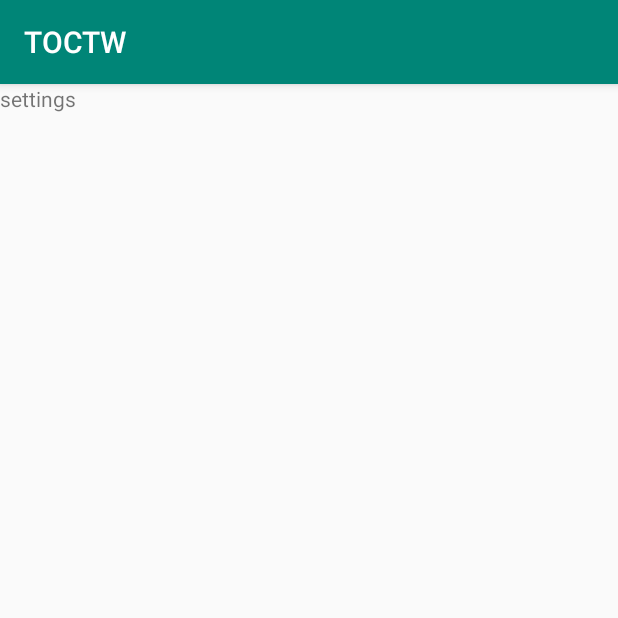
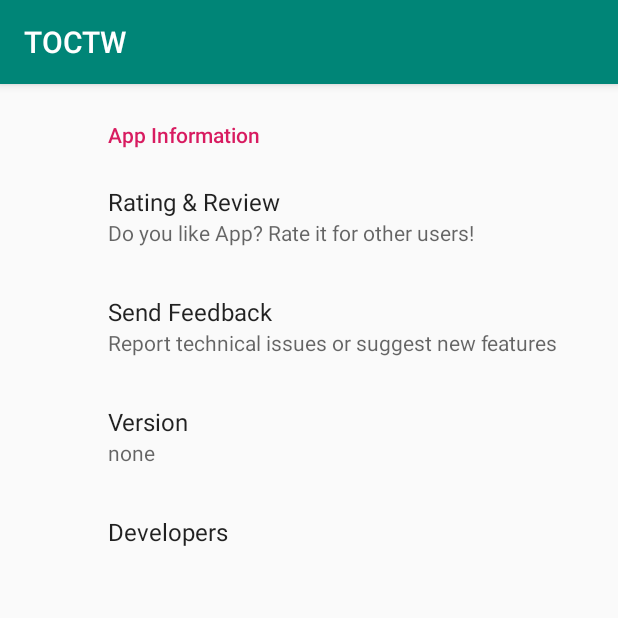
Before and after one commit to goldforestdev/HPPK-TOCTW, an Android app: the SettingsFragment screen opened through its navigation route, on a phone screen of 412 x 824 dp, the top half of it. Run offline under Robolectric (Android 15) with nearby library versions, the phone set to English and light mode, and no system bars; our stand-ins replace androidx.preference, navigation-ui.

Commit message:
Settings 추가

```diff
--- a/app/src/main/java/com/hppk/toctw/ui/settings/SettingsFragment.kt
+++ b/app/src/main/java/com/hppk/toctw/ui/settings/SettingsFragment.kt
@@ -1,25 +1,89 @@
 package com.hppk.toctw.ui.settings
 
 
+import android.content.Intent
+import android.net.Uri
 import android.os.Bundle
-import androidx.fragment.app.Fragment
-import android.view.LayoutInflater
-import android.view.View
-import android.view.ViewGroup
+import androidx.core.app.ShareCompat
+import androidx.navigation.fragment.findNavController
+import androidx.preference.Preference
+import androidx.preference.PreferenceFragmentCompat
 import com.hppk.toctw.R
 
-/**
- * A simple [Fragment] subclass.
- */
-class SettingsFragment : Fragment() {
+class SettingsFragment : PreferenceFragmentCompat(), Preference.OnPreferenceClickListener {
 
-    override fun onCreateView(
-        inflater: LayoutInflater, container: ViewGroup?,
-        savedInstanceState: Bundle?
-    ): View? {
-        // Inflate the layout for this fragment
-        return inflater.inflate(R.layout.fragment_settings, container, false)
+    private val prefRateReview: Preference by lazy {
+        findPreference<Preference>(getString(R.string.key_rating_review)) as Preference
+    }
+    private val prefFeedback: Preference by lazy {
+        findPreference<Preference>(getString(R.string.key_feedback)) as Preference
+    }
+    private val prefVersion: Preference by lazy {
+        findPreference<Preference>(getString(R.string.key_version)) as Preference
+    }
+    private val prefDevelopers: Preference by lazy {
+        findPreference<Preference>(getString(R.string.key_developers)) as Preference
     }
 
+    private val appVersion: String by lazy {
+        context?.applicationContext?.packageManager?.getPackageInfo(
+            context?.applicationContext?.packageName,
+            0
+        )?.versionName ?: "none"
+    }
+
+    override fun onCreatePreferences(savedInstanceState: Bundle?, rootKey: String?) {
+        setPreferencesFromResource(R.xml.preferences, rootKey)
+
+        prefRateReview.onPreferenceClickListener = this
+        prefFeedback.onPreferenceClickListener = this
+        prefDevelopers.onPreferenceClickListener = this
+        prefVersion.summary = appVersion
+    }
+
+    override fun onPreferenceClick(preference: Preference?) = when (preference?.key) {
+        getString(R.string.key_rating_review) -> goPlayStore()
+        getString(R.string.key_feedback) -> sendFeedback()
+        getString(R.string.key_developers) -> showDevelopers()
+        else -> false
+    }
+
+    private fun sendFeedback(): Boolean {
+        val emailIntent = ShareCompat.IntentBuilder.from(activity)
+            .setType("plain/text")
+            .setEmailTo(listOf(getString(R.string.email)).toTypedArray())
+            .setSubject(
+                getString(
+                    R.string.send_feedback_email_subject,
+                    getString(R.string.app_name),
+                    appVersion
+                )
+            )
+            .setText(getString(R.string.send_feedback_email_details))
+            .intent
+
+        startActivity(emailIntent)
+        return true
+    }
+
+    private fun goPlayStore(): Boolean {
+        val pkgName = context?.packageName
+        try {
+            startActivity(Intent(Intent.ACTION_VIEW, Uri.parse("market://details?id=$pkgName")))
+        } catch (t: android.content.ActivityNotFoundException) {
+            startActivity(
+                Intent(
+                    Intent.ACTION_VIEW,
+                    Uri.parse("https://play.google.com/store/apps/details?id=$pkgName")
+                )
+            )
+        }
+        return true
+    }
+
+    private fun showDevelopers(): Boolean {
+        findNavController().navigate(SettingsFragmentDirections.actionSettingsFragmentToDevelopersFragment())
+        return true
+    }
 
 }
--- a/app/src/main/res/navigation/nav_graph.xml
+++ b/app/src/main/res/navigation/nav_graph.xml
@@ -24,5 +24,14 @@
         android:id="@+id/settingsFragment"
         android:name="com.hppk.toctw.ui.settings.SettingsFragment"
         android:label="fragment_settings"
-        tools:layout="@layout/fragment_settings" />
+        tools:layout="@layout/fragment_settings" >
+        <action
+            android:id="@+id/action_settingsFragment_to_developersFragment"
+            app:destination="@id/developersFragment" />
+    </fragment>
+    <fragment
+        android:id="@+id/developersFragment"
+        android:name="com.hppk.toctw.ui.settings.DevelopersFragment"
+        android:label="fragment_developers"
+        tools:layout="@layout/fragment_developers" />
 </navigation>
--- a/app/src/main/res/values/strings.xml
+++ b/app/src/main/res/values/strings.xml
@@ -1,10 +1,30 @@
 <resources>
+    <!-- Preferences -->
+    <string name="key_rating_review" translatable="false">key_rating_review</string>
+    <string name="key_feedback">key_feedback</string>
+    <string name="key_version" translatable="false">key_version</string>
+    <string name="key_developers" translatable="false">key_developers</string>
+
     <string name="app_name">TOCTW</string>
     <string name="home">Home</string>
     <string name="schedule">Schedule</string>
     <string name="stamp">Stamp</string>
     <string name="settings">Settings</string>
 
-    <!-- TODO: Remove or change this placeholder text -->
-    <string name="hello_blank_fragment">Hello blank fragment</string>
+    <string name="app_info">App Information</string>
+    <string name="rating_review"><![CDATA[Rating & Review]]></string>
+    <string name="rating_review_details">Do you like App? Rate it for other users!</string>
+    <string name="send_feedback">Send Feedback</string>
+    <string name="send_feedback_details">Report technical issues or suggest new features</string>
+    <string name="email" translatable="false">goldforestdev@gmail.com</string>
+    <string name="send_feedback_email_subject">[%1$s][%2$s] send feedback</string>
+    <string name="send_feedback_email_details">Device Model: \nAndroid OS Version: \nIssue: \n</string>
+    <string name="version" translatable="false">Version</string>
+    <string name="developers">Developers</string>
+    <string name="dev_yjlim">Yeonjung Lim</string>
+    <string name="dev_yjlim_email" translatable="false">yeonjung.lim@hp.com</string>
+    <string name="dev_hjkim">Hyeongju Teddy Kim</string>
+    <string name="dev_hjkim_email" translatable="false">hyeongju.kim@hp.com</string>
+    <string name="dev_yhkim">Yoonho Aarom Kim</string>
+    <string name="dev_yhkim_email" translatable="false">yoonho.kim@hp.com</string>
 </resources>
--- /dev/null
+++ b/app/src/main/res/xml/preferences.xml
@@ -0,0 +1,28 @@
+<?xml version="1.0" encoding="utf-8"?>
+<PreferenceScreen xmlns:android="http://schemas.android.com/apk/res/android"
+    xmlns:app="http://schemas.android.com/apk/res-auto"
+    android:title="@string/settings">
+
+    <PreferenceCategory android:title="@string/app_info">
+        <Preference
+            app:key="@string/key_rating_review"
+            app:title="@string/rating_review"
+            app:summary="@string/rating_review_details" />
+
+        <Preference
+            app:key="@string/key_feedback"
+            app:title="@string/send_feedback"
+            app:summary="@string/send_feedback_details" />
+
+        <Preference
+            app:key="@string/key_version"
+            app:title="@string/version"
+            app:summary="" />
+
+        <Preference
+            app:key="@string/key_developers"
+            app:title="@string/developers"
+            app:summary="" />
+    </PreferenceCategory>
+
+</PreferenceScreen>
```
Also changed, not shown: app/src/main/java/com/hppk/toctw/ui/settings/DevelopersFragment.kt (added, +23 -0 lines), app/src/main/res/layout/fragment_developers.xml (added, +101 -0 lines).
